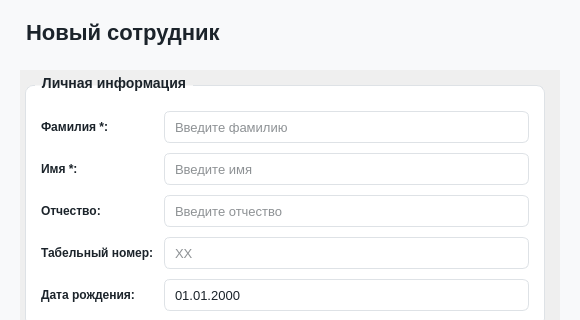
The window that client/ui/system/employees/employee_dialog.ui (lerakaplich/Documents) describes before a commit, drawn with Qt 5; both pictures show x 0 to 580 and y 0 to 320 of the 580 by 810 pixel window.
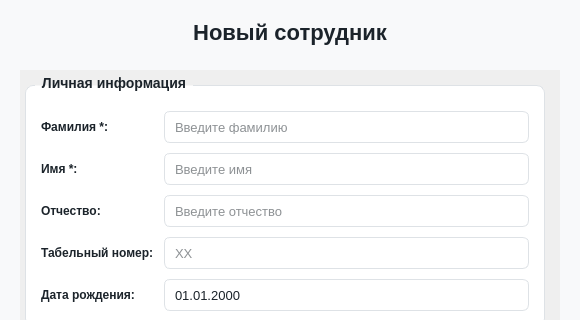
The same window after the commit. Icons and pictures are not drawn.

Commit message: рефакторинг, дизайн

```diff
--- a/client/ui/system/employees/employee_dialog.ui
+++ b/client/ui/system/employees/employee_dialog.ui
@@ -486,6 +486,9 @@
      <property name="text">
       <string>Новый сотрудник</string>
      </property>
+     <property name="alignment">
+      <set>Qt::AlignmentFlag::AlignCenter</set>
+     </property>
     </widget>
    </item>
    <item>
```
Left out of the diff: 2 changed lines with no effect on the pictures. The commit also changes 7 other files.
